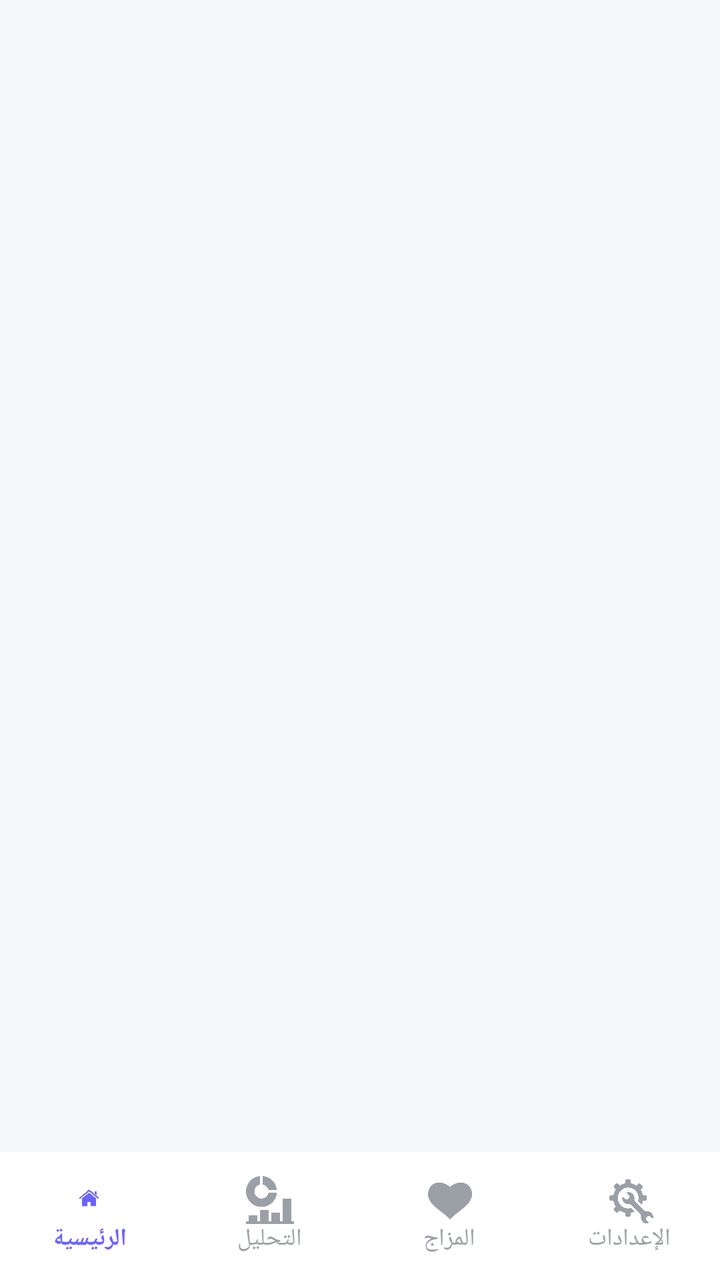
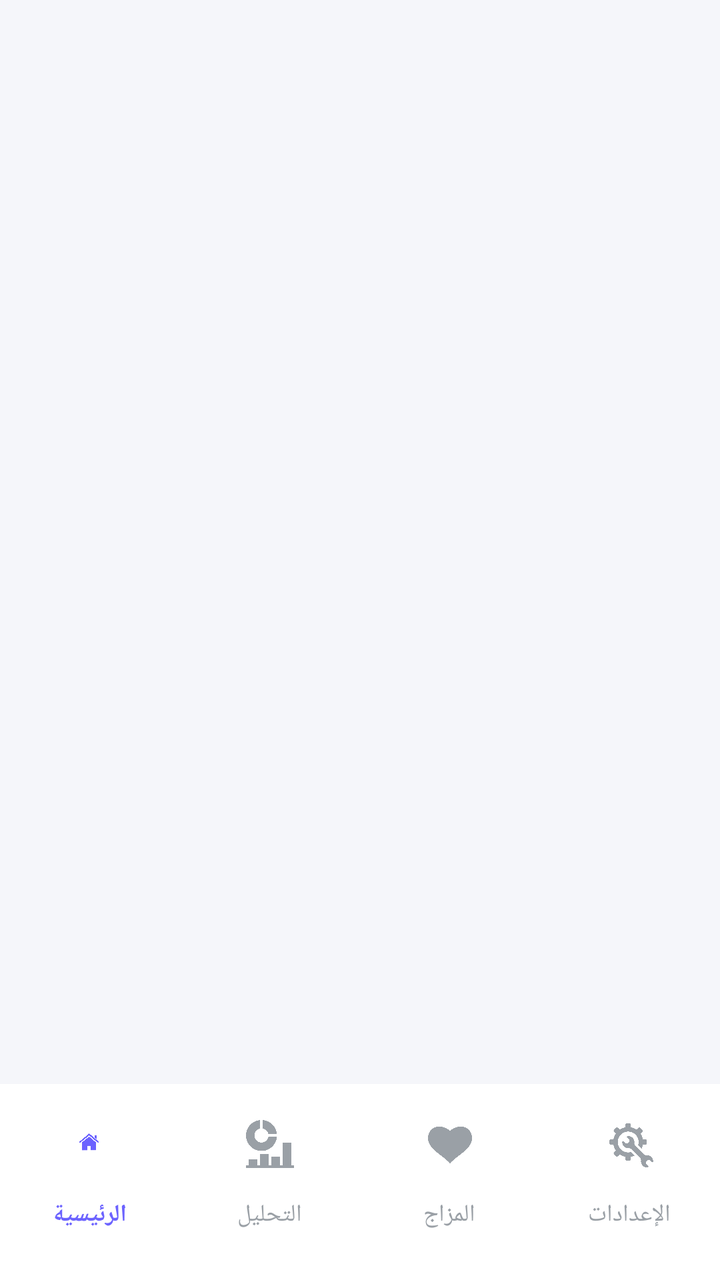

The first picture is an Android layout as it rendered before a commit; the second is the same layout after the commit. The layout source and the unified diff follow.
<!-- AndroidManifest.xml: application theme Theme.Mentalhealthapp -->
<!-- res/layout/activity_main.xml -->
<?xml version="1.0" encoding="utf-8"?>
<androidx.constraintlayout.widget.ConstraintLayout
    xmlns:android="http://schemas.android.com/apk/res/android"
    xmlns:app="http://schemas.android.com/apk/res-auto"
    android:id="@+id/mainRoot"
    android:layout_width="match_parent"
    android:layout_height="match_parent"
    android:layoutDirection="locale"
    android:textDirection="locale"
    android:background="@color/bg_light">

    
    <FrameLayout
        android:id="@+id/fragmentContainer"
        android:layout_width="0dp"
        android:layout_height="0dp"
        app:layout_constraintTop_toTopOf="parent"
        app:layout_constraintBottom_toTopOf="@id/bottomNav"
        app:layout_constraintStart_toStartOf="parent"
        app:layout_constraintEnd_toEndOf="parent"/>

    
    <com.google.android.material.bottomnavigation.BottomNavigationView
        android:id="@+id/bottomNav"
        android:layout_width="0dp"
        android:layout_height="64dp"
        android:background="@android:color/white"
        app:itemIconTint="@drawable/bottom_nav_selector"
        app:itemTextColor="@drawable/bottom_nav_selector"
        app:labelVisibilityMode="labeled"
        app:menu="@menu/bottom_nav_menu"
        app:layout_constraintBottom_toBottomOf="parent"
        app:layout_constraintStart_toStartOf="parent"
        app:layout_constraintEnd_toEndOf="parent"/>

</androidx.constraintlayout.widget.ConstraintLayout>
<!-- resources referenced by this layout -->
<resources>
  <color name="bg_light">#F5F6FA</color>
  <!-- drawable bottom_nav_selector (drawable) -->
  <?xml version="1.0" encoding="utf-8"?>
  <selector xmlns:android="http://schemas.android.com/apk/res/android">
  
      
      <item android:color="#6C63FF" android:state_checked="true"/>
  
      
      <item android:color="#9AA0A6"/>
  </selector>
  <style name="Theme.Mentalhealthapp" parent="Base.Theme.Mentalhealthapp" />
  <style name="Base.Theme.Mentalhealthapp" parent="Theme.Material3.DayNight.NoActionBar">
          
          
      </style>
</resources>

<!-- the commit's change to res/layout/activity_main.xml (unified diff, before → after) -->
@@ -5,15 +5,15 @@
     android:id="@+id/mainRoot"
     android:layout_width="match_parent"
     android:layout_height="match_parent"
-    android:layoutDirection="locale"
-    android:textDirection="locale"
-    android:background="@color/bg_light">
+    android:background="@color/bg_light"
+    android:fitsSystemWindows="true">
 
     
     <FrameLayout
         android:id="@+id/fragmentContainer"
         android:layout_width="0dp"
         android:layout_height="0dp"
+        android:fitsSystemWindows="true"
         app:layout_constraintTop_toTopOf="parent"
         app:layout_constraintBottom_toTopOf="@id/bottomNav"
         app:layout_constraintStart_toStartOf="parent"
@@ -23,8 +23,12 @@
     <com.google.android.material.bottomnavigation.BottomNavigationView
         android:id="@+id/bottomNav"
         android:layout_width="0dp"
-        android:layout_height="64dp"
+        android:layout_height="wrap_content"
+        android:paddingTop="6dp"
+        android:paddingBottom="12dp"
         android:background="@android:color/white"
+        android:elevation="8dp"
+        android:fitsSystemWindows="true"
         app:itemIconTint="@drawable/bottom_nav_selector"
         app:itemTextColor="@drawable/bottom_nav_selector"
         app:labelVisibilityMode="labeled"
